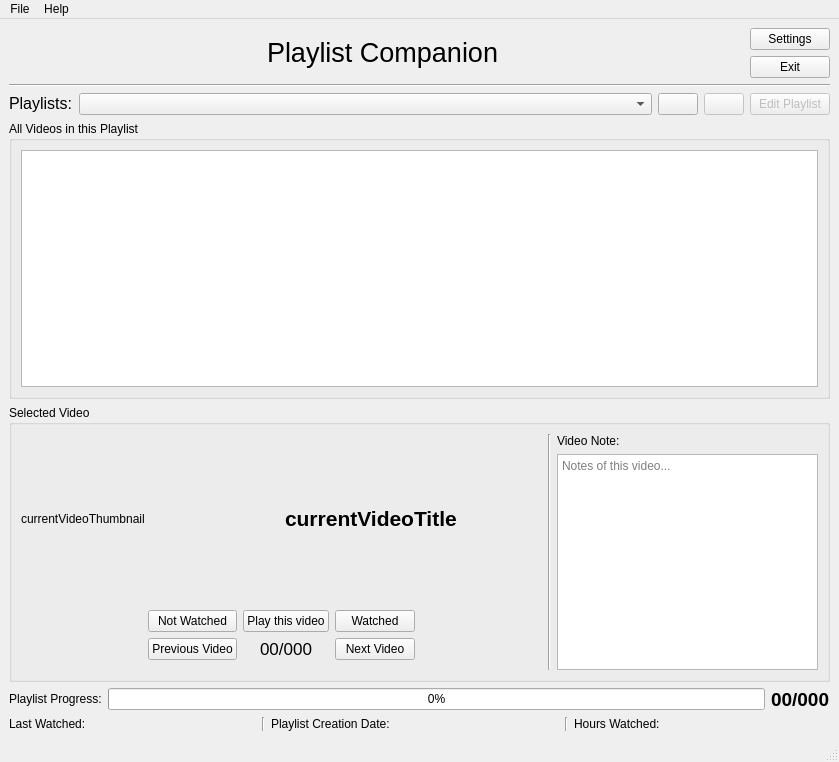
Before: the Qt Designer form src/PlaylistCompanion/mainwindow.ui in KaziRifatMorshed/Playlist-Companion, drawn with Qt 5.
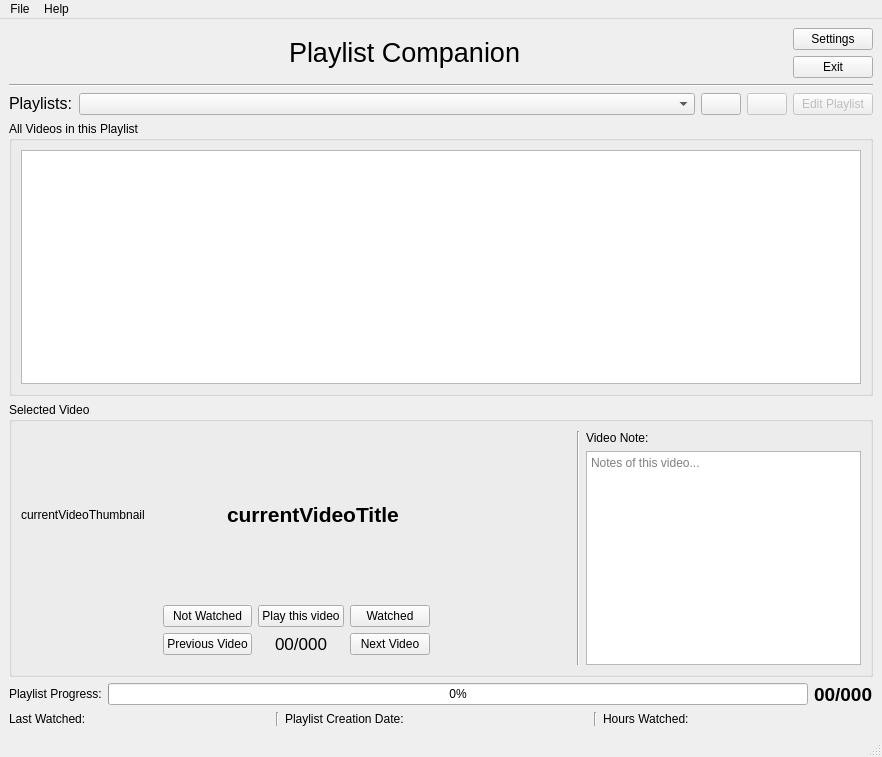
After: the same form once the commit is applied. Icons and pictures are not drawn.

Commit message: edit playlist button works well

The edit to the form file:
```diff
--- a/src/PlaylistCompanion/mainwindow.ui
+++ b/src/PlaylistCompanion/mainwindow.ui
@@ -6,8 +6,8 @@
    <rect>
     <x>0</x>
     <y>0</y>
-    <width>839</width>
-    <height>762</height>
+    <width>882</width>
+    <height>757</height>
    </rect>
   </property>
   <property name="windowTitle">
@@ -225,7 +225,7 @@
        <item>
         <layout class="QVBoxLayout" name="verticalLayout_5" stretch="2,0">
          <item>
-          <layout class="QHBoxLayout" name="horizontalLayout_8">
+          <layout class="QHBoxLayout" name="horizontalLayout_8" stretch="1,2">
            <item>
             <widget class="QLabel" name="currentVideoThumbnail">
              <property name="sizePolicy">
@@ -577,7 +577,7 @@
     <rect>
      <x>0</x>
      <y>0</y>
-     <width>839</width>
+     <width>882</width>
      <height>22</height>
     </rect>
    </property>
```
The commit also changes 1 other file.
